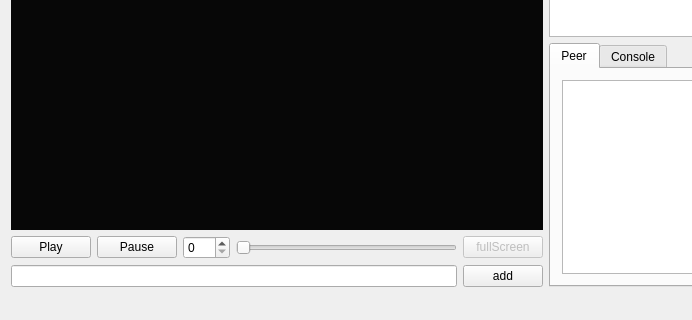
yat011/singk_qt, file mainwindow.ui: the form before one commit; both pictures show x 0 to 692 and y 291 to 611 of the 842 by 611 pixel window.
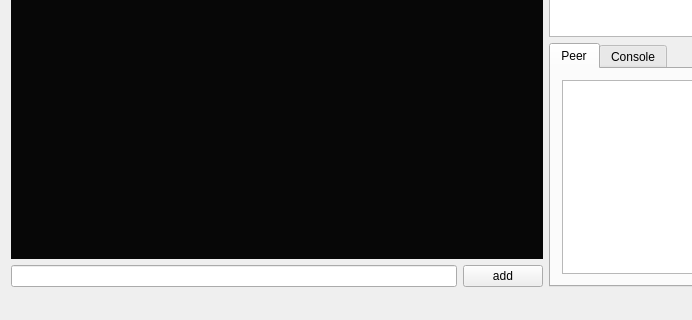
The form after the commit.

What changed in the file:
```diff
--- a/mainwindow.ui
+++ b/mainwindow.ui
@@ -33,48 +33,6 @@
           <layout class="QVBoxLayout" name="verticalLayout_5"/>
          </widget>
         </item>
-        <item>
-         <layout class="QHBoxLayout" name="horizontalLayout">
-          <item>
-           <widget class="QPushButton" name="playBtn">
-            <property name="text">
-             <string>Play</string>
-            </property>
-           </widget>
-          </item>
-          <item>
-           <widget class="QPushButton" name="pauseBtn">
-            <property name="text">
-             <string>Pause</string>
-            </property>
-           </widget>
-          </item>
-          <item>
-           <widget class="QSpinBox" name="volumeSpinBox">
-            <property name="maximum">
-             <number>100</number>
-            </property>
-           </widget>
-          </item>
-          <item>
-           <widget class="QSlider" name="timeSlider">
-            <property name="orientation">
-             <enum>Qt::Horizontal</enum>
-            </property>
-           </widget>
-          </item>
-          <item>
-           <widget class="QPushButton" name="fullScreenBtn">
-            <property name="enabled">
-             <bool>false</bool>
-            </property>
-            <property name="text">
-             <string>fullScreen</string>
-            </property>
-           </widget>
-          </item>
-         </layout>
-        </item>
         <item>
          <layout class="QHBoxLayout" name="horizontalLayout_2">
           <item>
```
